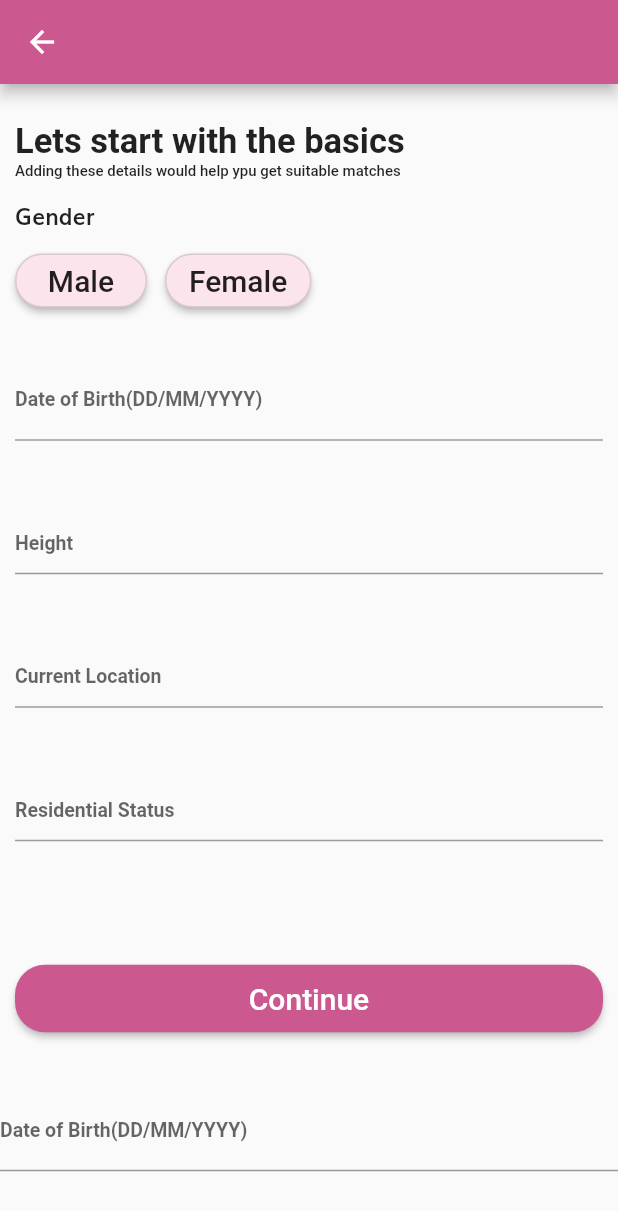
After one commit to cybertrontech/datingapp, a Flutter app: the body screen opened directly, on a phone screen of 412 x 824 dp. The commit adds this screen. Shown: the top 1211 px of the screen. Run offline on Flutter 3.47's test engine with Material 2 defaults, Android fonts, the light colour scheme and no system bars; drawn by our look-alikes of date_time_picker; our stand-ins replace flutter_svg.

Commit message:
Basic details first page is done....

```diff
--- /dev/null
+++ b/lib/components/circular_button.dart
@@ -0,0 +1,56 @@
+import 'package:flutter/material.dart';
+
+import '../constants.dart';
+
+
+class CircularButton extends StatelessWidget {
+  final VoidCallback onPressed;
+  const CircularButton({
+    Key? key,
+    required this.text,
+    // required this.press,
+    required this.onPressed,
+    // this.press,
+
+
+  }) : super(key: key);
+  final String? text;
+  // final SizedBox;
+  // final Function? press;
+
+
+  @override
+  Widget build(BuildContext context) {
+    bool _enabled = true;
+
+    return Container(
+
+      // width: 60,
+      // height: (35),
+      child:
+      MaterialButton(
+        shape:
+        RoundedRectangleBorder(
+            borderRadius: BorderRadius.circular(20),
+           side:
+           BorderSide(color: Colors.black12)
+
+      ),
+        color: (_enabled
+            ? Colors.pink[50]
+            : Colors.white
+        ),
+
+        onPressed: (){
+        },
+        child: Text(
+          text!,
+          style: TextStyle(
+            fontSize: (20),
+            color: Colors.black87,
+          ),
+        ),
+      ),
+    );
+  }
+}
--- a/lib/main.dart
+++ b/lib/main.dart
@@ -2,6 +2,8 @@
 import 'package:datingapp/screen/splash/components/body.dart';
 import 'package:datingapp/screen/splash/splash_page.dart';
 import 'package:flutter/material.dart';
+
+import 'screen/normal_details/gender_details/components/gender_head.dart';
 
 void main() {
   runApp(const MyApp());
@@ -18,7 +20,7 @@
       theme: ThemeData(
         primarySwatch: Colors.pink,
       ),
-      home:  Body(),
+      // home:  GenderHead(),
       initialRoute: SplashScreen.routeName,
       routes: routes,
     );
--- a/lib/routes.dart
+++ b/lib/routes.dart
@@ -1,9 +1,11 @@
+
 import 'package:datingapp/screen/sign_up/sign_up_screen.dart';
 import 'package:datingapp/screen/splash/splash_page.dart';
 import 'package:flutter/widgets.dart';
 
 import 'screen/forgot_password/forgot_password_screen.dart';
 import 'screen/home/home_screen.dart';
+import 'screen/normal_details/gender_details/gender_details.dart';
 import 'screen/sign_in/sign_in_screen.dart';
 
 
@@ -17,6 +19,7 @@
   ForgotPasswordScreen.routeName: (context) => ForgotPasswordScreen(),
   HomeScreen.routeName: (context) => HomeScreen(),
   SignUpScreen.routeName: (context) => SignUpScreen(),
+  GenderDetails.routeName:(context)=> GenderDetails(),
   // DetailsScreen.routeName: (context) => DetailsScreen(),
   // CartScreen.routeName: (context) => CartScreen(),
   // ProfileScreen.routeName: (context) => ProfileScreen(),
--- a/lib/screen/forgot_password/components/body.dart
+++ b/lib/screen/forgot_password/components/body.dart
@@ -1,5 +1,6 @@
 
 import 'package:datingapp/components/custom_surfix_icon.dart';
+import 'package:datingapp/components/default_button.dart';
 import 'package:datingapp/components/no_account_text.dart';
 import 'package:flutter/material.dart';
 
@@ -94,16 +95,15 @@
             ),
           ),
           SizedBox(height: (30)),
-          SizedBox(height: 30),
-          MaterialButton(
-            color: kPrimaryColor,
-            child: Text("Continue",style: TextStyle(color: kPrimaryLightColor),),
-            onPressed: () {
+          DefaultButton(
+            text: "Continue",
+            press:() {
               if (_formKey.currentState!.validate()) {
                 // Do what you want to do
               }
             },
           ),
+
           SizedBox(height: 10),
           NoAccountText(),
         ],
--- /dev/null
+++ b/lib/screen/normal_details/gender_details/components/body.dart
@@ -0,0 +1,26 @@
+import 'package:datingapp/constants.dart';
+import 'package:datingapp/screen/normal_details/gender_details/components/gender_form.dart';
+import 'package:datingapp/screen/normal_details/gender_details/components/gender_head.dart';
+import 'package:flutter/material.dart';
+
+class body extends StatelessWidget {
+  const body({Key? key}) : super(key: key);
+
+  @override
+  Widget build(BuildContext context) {
+    return Scaffold(
+      appBar: AppBar(
+        backgroundColor: kPrimaryColor,
+      ),
+      body:SingleChildScrollView(
+        child: Column(
+          children: [
+            SizedBox(height: 15,),
+            GenderHead(),
+            GenderForm(),
+          ],
+        ),
+      ) ,
+    );
+  }
+}
--- /dev/null
+++ b/lib/screen/normal_details/gender_details/components/gender_form.dart
@@ -0,0 +1,124 @@
+import 'package:datingapp/components/custom_surfix_icon.dart';
+import 'package:datingapp/components/default_button.dart';
+import 'package:datingapp/constants.dart';
+import 'package:datingapp/screen/home/home_screen.dart';
+import 'package:datingapp/screen/sign_in/sign_in_screen.dart';
+import 'package:flutter/material.dart';
+import 'package:date_time_picker/date_time_picker.dart';
+
+
+
+
+
+
+class GenderForm extends StatefulWidget {
+  @override
+  _GenderFormState createState() => _GenderFormState();
+}
+
+class _GenderFormState extends State<GenderForm> {
+  final _formKey = GlobalKey<FormState>();
+  String? email;
+  String? password;
+  String? conform_password;
+  bool remember = false;
+  final List<String?> errors = [];
+
+  void addError({String? error}) {
+    if (!errors.contains(error))
+      setState(() {
+        errors.add(error);
+      });
+  }
+
+  void removeError({String? error}) {
+    if (errors.contains(error))
+      setState(() {
+        errors.remove(error);
+      });
+  }
+
+  @override
+  Widget build(BuildContext context) {
+    return Form(
+      key: _formKey,
+      child: Column(
+        children: [
+          SizedBox(height: (30)),
+          datetimepicker(),
+          SizedBox(height: (30)),
+          buildHeightFormField(),
+          SizedBox(height: (30)),
+          buildLocationFormField(),
+          SizedBox(height: (30)),
+          buildResidentialFormField(),
+          SizedBox(
+            height: MediaQuery.of(context).size.height*0.1,
+          ),
+          DefaultButton(
+              text: "Continue",
+              press: () {
+                if (_formKey.currentState!.validate()) {
+                  _formKey.currentState!.save();
+                  Navigator.pushNamed(context, SignInScreen.routeName);
+                }
+              }
+          ),
+
+        ],
+      ),
+    );
+  }
+
+
+
+
+  datetimepicker() {
+    return  DateTimePicker(
+      initialValue: '',
+      firstDate: DateTime(2000),
+      lastDate: DateTime(2100),
+      dateLabelText: 'Date of Birth(DD/MM/YYYY)',
+      style: TextStyle(fontWeight: FontWeight.bold,fontSize: 13),
+      onChanged: (val) => print(val),
+      validator: (val) {
+        print(val);
+        // return null;
+      },
+      onSaved: (val) => print(val),
+    );
+  }
+
+  TextFormField buildHeightFormField() {
+    return TextFormField(
+      // obscureText: true,
+      decoration: InputDecoration(
+        labelText: "",
+        hintText: "Height ",hintStyle:  TextStyle(fontWeight: FontWeight.bold,fontSize: 13),
+        floatingLabelBehavior: FloatingLabelBehavior.always,
+      ),
+     );
+  }
+
+  TextFormField buildLocationFormField() {
+    return TextFormField(
+      // obscureText: true,
+      decoration: InputDecoration(
+        labelText: "",
+        hintText: "Current Location",hintStyle:  TextStyle(fontWeight: FontWeight.bold,fontSize: 13),
+        floatingLabelBehavior: FloatingLabelBehavior.always,
+      ),
+    );
+  }
+
+  TextFormField buildResidentialFormField() {
+    return TextFormField(
+      // obscureText: true,
+      decoration: InputDecoration(
+        labelText: "",
+        hintText: "Residential Status",hintStyle:  TextStyle(fontWeight: FontWeight.bold,fontSize: 13),
+        floatingLabelBehavior: FloatingLabelBehavior.always,
+      ),
+    );
+  }
+}
--- /dev/null
+++ b/lib/screen/normal_details/gender_details/components/gender_head.dart
@@ -0,0 +1,67 @@
+import 'package:datingapp/components/circular_button.dart';
+import 'package:datingapp/screen/normal_details/gender_details/components/gender_form.dart';
+import 'package:flutter/material.dart';
+
+class GenderHead  extends StatefulWidget {
+  const GenderHead({Key? key}) : super(key: key);
+
+  @override
+  State<GenderHead> createState() => _GenderHeadState();
+}
+
+class _GenderHeadState extends State<GenderHead> {
+  bool color = false;
+
+  @override
+  Widget build(BuildContext context) {
+    return SafeArea(
+          child: Padding(
+            padding:  EdgeInsets.all(10.0),
+            child: Column(
+              children: [
+                Container(
+                  // color: Colors.pink,
+                  // height: 123,
+                  width: MediaQuery.of(context).size.width,
+                  child: Column(
+                    crossAxisAlignment: CrossAxisAlignment.start,
+                    children: [
+                      Text("Lets start with the basics",style: TextStyle(fontWeight:FontWeight.bold,fontSize: 23),),
+                      Text("Adding these details would help ypu get suitable matches",
+                        style: TextStyle(fontWeight:FontWeight.w500,fontSize: 10,color: Colors.black87),),
+
+                      SizedBox(height: 12,),
+
+                      Text("Gender",style: TextStyle(fontWeight: FontWeight.bold,fontFamily:"Muli",fontSize: 15,color: Colors.black87),),
+                      SizedBox(height: 9,),
+                      Row(
+                        children: [
+                          CircularButton(
+
+                            text: "Male",
+                            onPressed: (){
+                              setState(() {
+                                return print("click");
+                              });
+                            },
+                          ),
+                          SizedBox(width: 12,),
+                          CircularButton(
+                            text: "Female",
+                            onPressed: (){
+                            },
+                          ),
+                        ],
+                      ),
+                      GenderForm()
+                    ],
+                  ),
+                ),
+
+              ],
+            ),
+          ),
+
+    );
+  }
+}
--- /dev/null
+++ b/lib/screen/normal_details/gender_details/gender_details.dart
@@ -0,0 +1,13 @@
+import 'package:datingapp/screen/normal_details/gender_details/components/body.dart';
+import 'package:flutter/material.dart';
+
+class GenderDetails extends StatelessWidget {
+  static String routeName = "/gender_details";
+
+  const GenderDetails({Key? key}) : super(key: key);
+
+  @override
+  Widget build(BuildContext context) {
+    return body();
+  }
+}
--- a/lib/screen/sign_in/components/sign_form.dart
+++ b/lib/screen/sign_in/components/sign_form.dart
@@ -4,6 +4,7 @@
 import 'package:datingapp/constants.dart';
 import 'package:datingapp/screen/forgot_password/forgot_password_screen.dart';
 import 'package:datingapp/screen/home/home_screen.dart';
+import 'package:datingapp/screen/normal_details/gender_details/gender_details.dart';
 import 'package:datingapp/screen/sign_in/sign_in_screen.dart';
 import 'package:flutter/material.dart';
 
@@ -84,7 +85,7 @@
             press: () {
               if (_formKey.currentState!.validate()) {
                 _formKey.currentState!.save();
-                Navigator.pushNamed(context, HomeScreen.routeName);
+                Navigator.pushNamed(context, GenderDetails.routeName);
               }
             }
           ),
```
Also changed, not shown: pubspec.yaml (+12 -11 lines), assets/fonts/muli/Muli-Bold.ttf (added), assets/fonts/muli/Muli-BoldItalic.ttf (added), assets/fonts/muli/Muli-ExtraLight.ttf (added), assets/fonts/muli/Muli-ExtraLightItalic.ttf (added), assets/fonts/muli/Muli-Italic.ttf (added), assets/fonts/muli/Muli-Light.ttf (added), assets/fonts/muli/Muli-LightItalic.ttf (added), assets/fonts/muli/Muli-Semi-BoldItalic.ttf (added), assets/fonts/muli/Muli-SemiBold.ttf (added), assets/fonts/muli/Muli.ttf (added), pubspec.lock.
